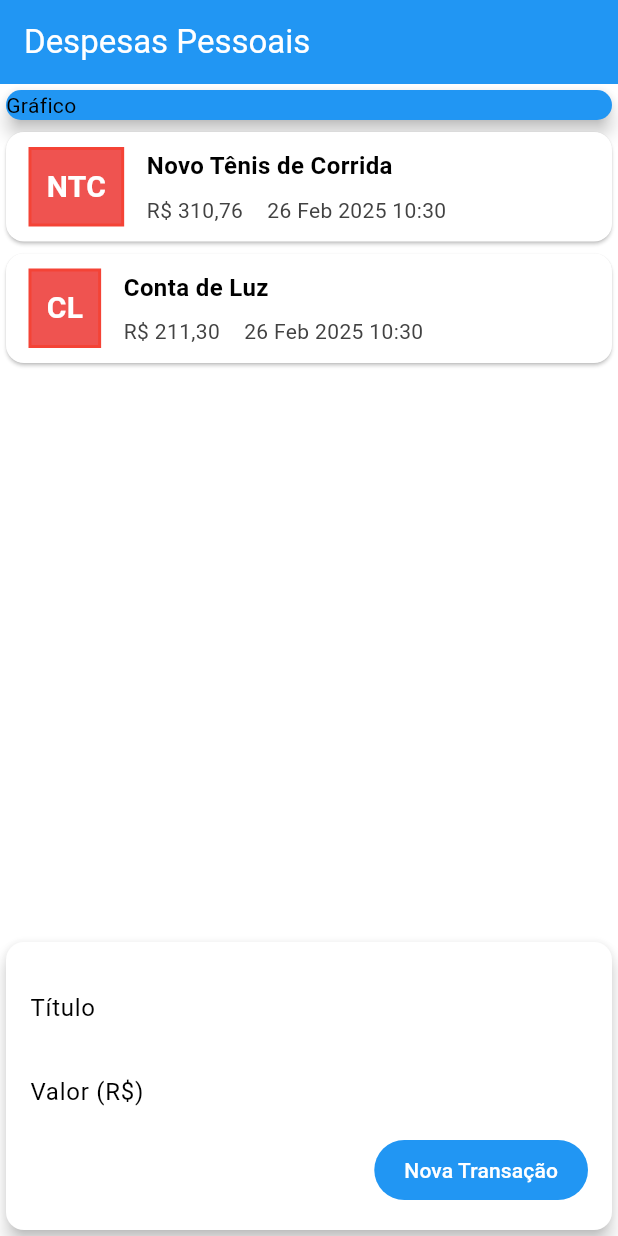
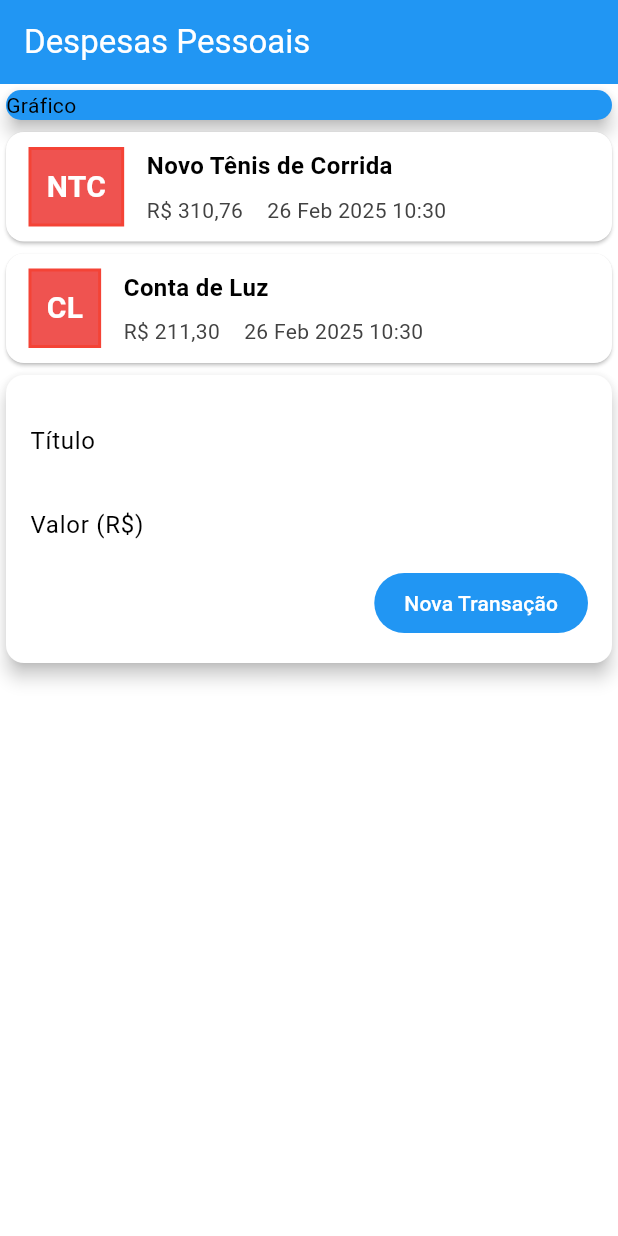
Before and after one commit to IsaiasFernandes/expenses_flutter, a Flutter app: the screen it shows after launch, on a phone screen of 412 x 824 dp. Run offline on Flutter 3.47's test engine with Material 3 defaults, Android fonts, the phone set to English and light mode, and no system bars; our stand-ins replace flutter_multi_formatter.

Commit message:
ajustando o ListView e refatorando o component transactionInputForm.dart

```diff
--- a/lib/presentation/viewmodels/transactionViewmodel.dart
+++ b/lib/presentation/viewmodels/transactionViewmodel.dart
@@ -1,3 +1,5 @@
+import 'dart:math';
+
 import 'package:flutter/cupertino.dart';
 
 import '../../domain/models/transaction.dart';
@@ -6,13 +8,13 @@ class TransactionViewModel extends ChangeNotifier {
 
   final List<Transaction> _transactions = [
     Transaction(id: 'T1', title: 'Novo Tênis de Corrida', value: 310.76, date: DateTime.now()),
-    Transaction(id: 'T2', title: 'Conta de Luz', value: 211.30, date: DateTime.now()),
+    Transaction(id: 'T2', title: 'Conta de Luz', value: 211.30, date: DateTime.now())
   ];
   List<Transaction> get transactions => _transactions;
 
   void addTransaction(String title, double value) {
     final newTransaction = Transaction(
-      id: DateTime.now().toString(),
+      id: Random().nextDouble().toString(),
       title: title,
       value: value,
       date: DateTime.now(),
--- a/lib/presentation/views/home/myHomePage.dart
+++ b/lib/presentation/views/home/myHomePage.dart
@@ -17,8 +17,9 @@ class MyHomePage extends StatelessWidget {
           backgroundColor: Colors.blue,
           foregroundColor: Colors.white,
         ),
-        body: Column(
-          crossAxisAlignment: CrossAxisAlignment.stretch,
+        body: SingleChildScrollView(
+          child: Column(
+            mainAxisSize: MainAxisSize.min,
             children: <Widget>[
               Container(
                 width: double.infinity,
@@ -28,19 +29,22 @@ class MyHomePage extends StatelessWidget {
                   elevation: 5,
                 ),
               ),
-            Expanded(
-                child: Consumer<TransactionViewModel>(
-                    builder: (context, viewModel, child) => Column(
-                      children: viewModel.transactions
-                          .map((tr) => CardAdapter(transaction: tr))
-                          .toList(),
-                    )
+              Consumer<TransactionViewModel>(
+                builder:
+                    (context, viewModel, child) => ListView.builder(
+                      shrinkWrap: true,
+                      physics: NeverScrollableScrollPhysics(),
+                      itemCount: viewModel.transactions.length,
+                      itemBuilder: (ctx, index) {
+                        return CardAdapter(transaction: viewModel.transactions[index]);
+                      }
                     ),
               ),
               TransactionInputForm(),
             ],
           ),
         ),
+      ),
     );
   }
 }
```
Also changed, not shown: lib/presentation/views/home/form/transactionInputForm.dart (+14 -7 lines). Lines whose indentation alone changed are shown as unchanged.
